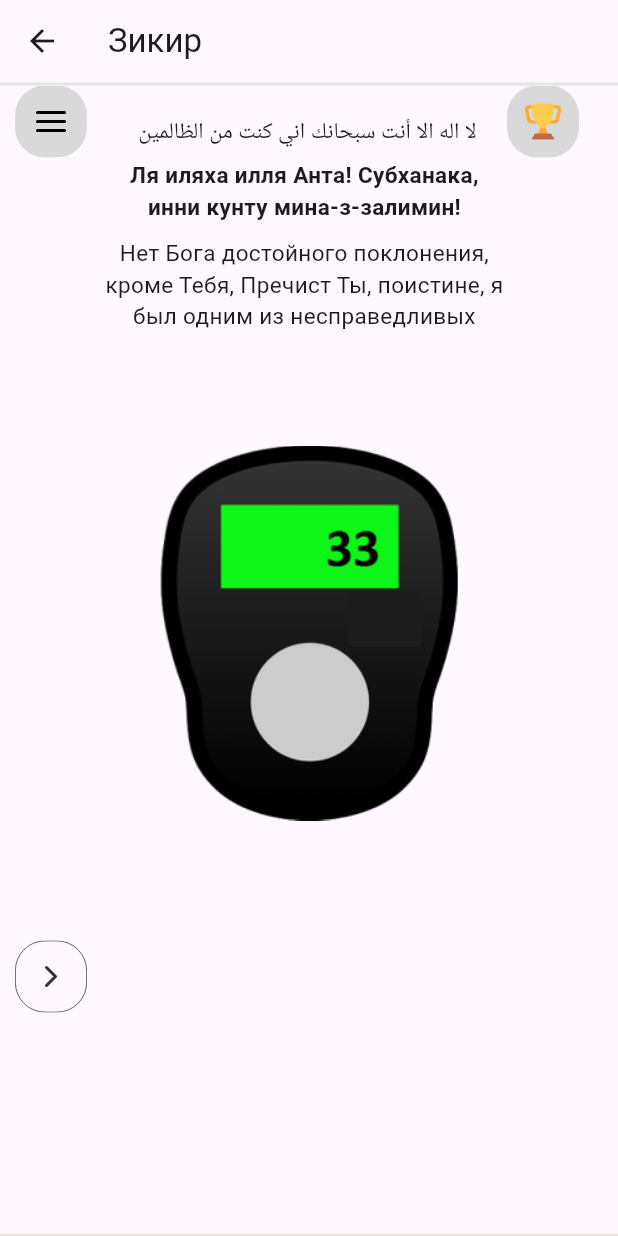
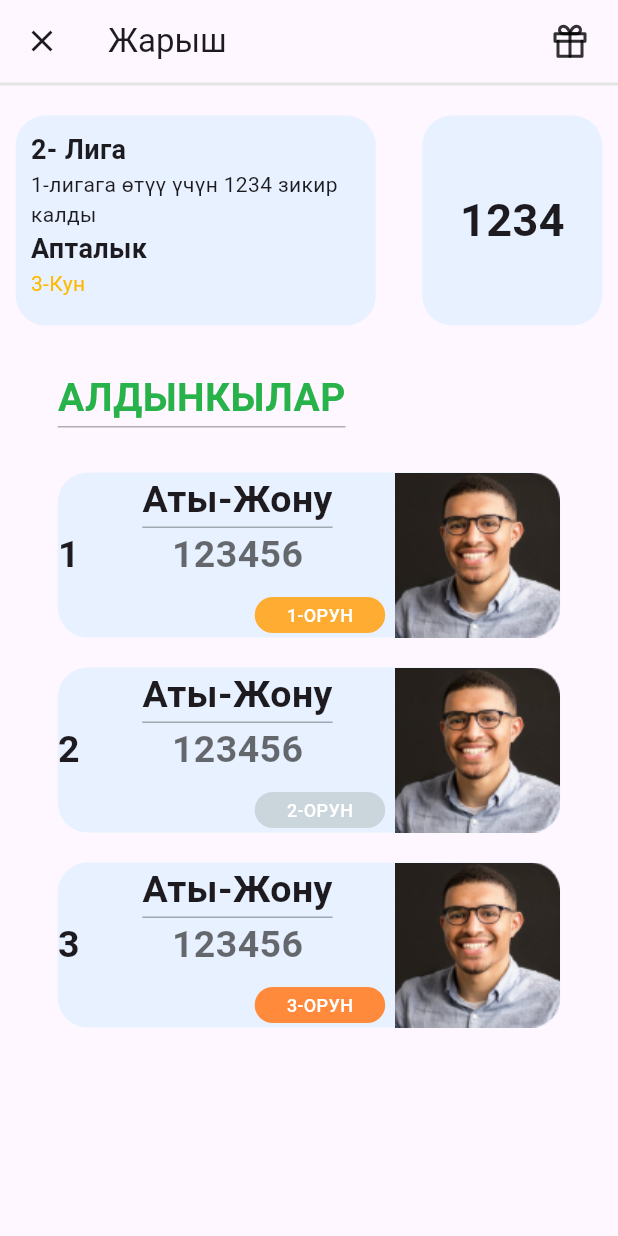
Before and after one commit to Cholponai01/bir_umma, a Flutter app: the ZikirPage screen opened by its route, after a tap on an icon or button, on a phone screen of 412 x 824 dp. Run offline on Flutter 3.47's test engine with Material 3 defaults, Android fonts, the phone set to English and light mode, and no system bars; our stand-ins replace auto_route, equatable, flutter_bloc, flutter_svg, get_it.

Commit message:
Competition page finished

```diff
--- a/lib/features/zikir/presentation/pages/zikir/zikir_page.dart
+++ b/lib/features/zikir/presentation/pages/zikir/zikir_page.dart
@@ -2,6 +2,7 @@ import 'package:auto_route/auto_route.dart';
 import 'package:flutter/material.dart';
 import 'package:flutter_svg/svg.dart';
 
+import '../../widgets/competition.dart';
 import '../../widgets/slide_bottom_widget.dart';
 import '../../widgets/zikir_bottom_widget.dart';
 
@@ -92,7 +93,12 @@ class _ZikirPageState extends State<ZikirPage> {
                   ),
                 ),
                 GestureDetector(
-                  onTap: () {},
+                  onTap: () {
+                    Navigator.push(
+                        context,
+                        MaterialPageRoute(
+                            builder: (context) => const CompetitionWidget()));
+                  },
                   child: SvgPicture.asset(
                     "assets/svg/zikir/cup.svg",
                   ),
@@ -102,7 +108,7 @@ class _ZikirPageState extends State<ZikirPage> {
             const SizedBox(
               height: 50,
             ),
-            Container(
+            SizedBox(
               width: 250,
               //height: 100,
               //color: const Color.fromARGB(255, 212, 193, 193),
--- /dev/null
+++ b/lib/features/zikir/presentation/widgets/competition.dart
@@ -0,0 +1,353 @@
+import 'package:flutter/material.dart';
+import 'package:flutter_svg/svg.dart';
+
+class CompetitionWidget extends StatelessWidget {
+  const CompetitionWidget({super.key});
+
+  @override
+  Widget build(BuildContext context) {
+    return Scaffold(
+      appBar: AppBar(
+          leading: IconButton(
+            icon: const Icon(Icons.close),
+            onPressed: () {
+              Navigator.pop(context);
+            },
+          ),
+          bottom: PreferredSize(
+              preferredSize: const Size.fromHeight(1.0),
+              child: Container(
+                color: const Color(0xffE5E5E5),
+                height: 2.0,
+              )),
+          title: const Text('Жарыш'),
+          centerTitle: false,
+          actions: [
+            Padding(
+              padding: const EdgeInsets.only(right: 20),
+              child: GestureDetector(
+                onTap: () {},
+                child: SvgPicture.asset(
+                  "assets/svg/zikir/gift.svg",
+                ),
+              ),
+            ),
+          ]),
+      body: Column(
+        children: [
+          const SizedBox(
+            height: 20,
+          ),
+          Row(
+            mainAxisAlignment: MainAxisAlignment.spaceEvenly,
+            crossAxisAlignment: CrossAxisAlignment.start,
+            children: [
+              Container(
+                width: 240,
+                height: 140,
+                decoration: BoxDecoration(
+                  color: const Color(0xffE7F1FF),
+                  borderRadius: BorderRadius.circular(20),
+                ),
+                child: const Padding(
+                  padding: EdgeInsets.all(10),
+                  child: Column(
+                    //mainAxisAlignment: MainAxisAlignment.start,
+                    crossAxisAlignment: CrossAxisAlignment.start,
+                    children: [
+                      Text("2- Лига",
+                          style: TextStyle(
+                            fontWeight: FontWeight.w600,
+                            fontSize: 18,
+                          )),
+                      Text(
+                        "1-лигага өтүү үчүн 1234 зикир калды",
+                        //style: TextStyle(fontSize: 12),
+                      ),
+                      Text(
+                        "Апталык",
+                        style: TextStyle(
+                          fontWeight: FontWeight.w600,
+                          fontSize: 18,
+                        ),
+                      ),
+                      Text(
+                        "3-Кун",
+                        style: TextStyle(
+                          //fontSize: 12,
+                          color: Color(0xffFFB900),
+                        ),
+                      ),
+                    ],
+                  ),
+                ),
+              ),
+              const SizedBox(
+                width: 10,
+              ),
+              Container(
+                width: 120,
+                height: 140,
+                decoration: BoxDecoration(
+                  color: const Color(0xffE7F1FF),
+                  borderRadius: BorderRadius.circular(20),
+                ),
+                child: const Center(
+                  child: Text(
+                    "1234",
+                    style: TextStyle(
+                      fontSize: 30,
+                      fontWeight: FontWeight.w600,
+                    ),
+                  ),
+                ),
+              ),
+            ],
+          ),
+          SizedBox(
+            height: 30,
+          ),
+          Column(
+            mainAxisAlignment: MainAxisAlignment.start,
+            crossAxisAlignment: CrossAxisAlignment.start,
+            children: [
+              Container(
+                decoration: BoxDecoration(
+                  border: Border(
+                    bottom: BorderSide(
+                      color:
+                          const Color.fromARGB(255, 0, 0, 0).withOpacity(0.3),
+                      width: 1.0,
+                    ),
+                  ),
+                ),
+                child: const Text(
+                  "АЛДЫНКЫЛАР",
+                  style: TextStyle(
+                    fontSize: 26,
+                    fontWeight: FontWeight.bold,
+                    color: Color(0xff27B24A),
+                  ),
+                  textAlign: TextAlign.start,
+                ),
+              ),
+              const SizedBox(
+                height: 30,
+              ),
+              Container(
+                width: 335,
+                height: 110,
+                decoration: BoxDecoration(
+                  color: const Color(0xffE7F1FF),
+                  borderRadius: BorderRadius.circular(20),
+                ),
+                child: Row(
+                  mainAxisAlignment: MainAxisAlignment.spaceBetween,
+                  children: [
+                    const Text(
+                      "1",
+                      style:
+                          TextStyle(fontWeight: FontWeight.bold, fontSize: 25),
+                    ),
+                    Column(
+                      children: [
+                        Container(
+                          decoration: BoxDecoration(
+                            border: Border(
+                              bottom: BorderSide(
+                                color: const Color.fromARGB(255, 0, 0, 0)
+                                    .withOpacity(0.3),
+                                width: 1.0,
+                              ),
+                            ),
+                          ),
+                          child: const Text(
+                            "Аты-Жону",
+                            style: TextStyle(
+                                fontWeight: FontWeight.bold, fontSize: 25),
+                          ),
+                        ),
+                        Text(
+                          "123456",
+                          style: TextStyle(
+                            fontWeight: FontWeight.bold,
+                            fontSize: 25,
+                            color: const Color.fromARGB(255, 12, 12, 12)
+                                .withOpacity(0.6),
+                          ),
+                        ),
+                        Padding(
+                          padding: const EdgeInsets.only(left: 110, top: 10),
+                          child: Container(
+                              width: 87,
+                              height: 24,
+                              decoration: BoxDecoration(
+                                color: const Color(0xffFFAC33),
+                                borderRadius: BorderRadius.circular(20),
+                              ),
+                              child: const Center(
+                                  child: Text(
+                                "1-ОРУН",
+                                style: TextStyle(
+                                  color: Colors.white,
+                                  fontSize: 12,
+                                  fontWeight: FontWeight.w500,
+                                ),
+                              ))),
+                        ),
+                      ],
+                    ),
+                    Image.asset("assets/svg/zikir/avatar.png")
+                  ],
+                ),
+              ),
+              const SizedBox(
+                height: 20,
+              ),
+              Container(
+                width: 335,
+                height: 110,
+                decoration: BoxDecoration(
+                  color: const Color(0xffE7F1FF),
+                  borderRadius: BorderRadius.circular(20),
+                ),
+                child: Row(
+                  mainAxisAlignment: MainAxisAlignment.spaceBetween,
+                  children: [
+                    const Text(
+                      "2",
+                      style:
+                          TextStyle(fontWeight: FontWeight.bold, fontSize: 25),
+                    ),
+                    Column(
+                      children: [
+                        Container(
+                          decoration: BoxDecoration(
+                            border: Border(
+                              bottom: BorderSide(
+                                color: const Color.fromARGB(255, 0, 0, 0)
+                                    .withOpacity(0.3),
+                                width: 1.0,
+                              ),
+                            ),
+                          ),
+                          child: const Text(
+                            "Аты-Жону",
+                            style: TextStyle(
+                                fontWeight: FontWeight.bold, fontSize: 25),
+                          ),
+                        ),
+                        Text(
+                          "123456",
+                          style: TextStyle(
+                            fontWeight: FontWeight.bold,
+                            fontSize: 25,
+                            color: const Color.fromARGB(255, 12, 12, 12)
+                                .withOpacity(0.6),
+                          ),
+                        ),
+                        Padding(
+                          padding: const EdgeInsets.only(left: 110, top: 10),
+                          child: Container(
+                              width: 87,
+                              height: 24,
+                              decoration: BoxDecoration(
+                                color: const Color(0xffCBD5DC),
+                                borderRadius: BorderRadius.circular(20),
+                              ),
+                              child: const Center(
+                                  child: Text(
+                                "2-ОРУН",
+                                style: TextStyle(
+                                  color: Colors.white,
+                                  fontSize: 12,
+                                  fontWeight: FontWeight.w500,
+                                ),
+                              ))),
+                        ),
+                      ],
+                    ),
+                    Image.asset("assets/svg/zikir/avatar.png")
+                  ],
+                ),
+              ),
+              const SizedBox(
+                height: 20,
+              ),
+              Container(
+                width: 335,
+                height: 110,
+                decoration: BoxDecoration(
+                  color: const Color(0xffE7F1FF),
+                  borderRadius: BorderRadius.circular(20),
+                ),
+                child: Row(
+                  mainAxisAlignment: MainAxisAlignment.spaceBetween,
+                  children: [
+                    const Text(
+                      "3",
+                      style:
+                          TextStyle(fontWeight: FontWeight.bold, fontSize: 25),
+                    ),
+                    Column(
+                      children: [
+                        Container(
+                          decoration: BoxDecoration(
+                            border: Border(
+                              bottom: BorderSide(
+                                color: const Color.fromARGB(255, 0, 0, 0)
+                                    .withOpacity(0.3),
+                                width: 1.0,
+                              ),
+                            ),
+                          ),
+                          child: const Text(
+                            "Аты-Жону",
+                            style: TextStyle(
+                                fontWeight: FontWeight.bold, fontSize: 25),
+                          ),
+                        ),
+                        Text(
+                          "123456",
+                          style: TextStyle(
+                            fontWeight: FontWeight.bold,
+                            fontSize: 25,
+                            color: const Color.fromARGB(255, 12, 12, 12)
+                                .withOpacity(0.6),
+                          ),
+                        ),
+                        Padding(
+                          padding: const EdgeInsets.only(left: 110, top: 10),
+                          child: Container(
+                              width: 87,
+                              height: 24,
+                              decoration: BoxDecoration(
+                                color: const Color(0xffFF8A3B),
+                                borderRadius: BorderRadius.circular(20),
+                              ),
+                              child: const Center(
+                                  child: Text(
+                                "3-ОРУН",
+                                style: TextStyle(
+                                  color: Colors.white,
+                                  fontSize: 12,
+                                  fontWeight: FontWeight.w500,
+                                ),
+                              ))),
+                        ),
+                      ],
+                    ),
+                    Image.asset("assets/svg/zikir/avatar.png")
+                  ],
+                ),
+              ),
+              const SizedBox(
+                height: 20,
+              ),
+            ],
+          ),
+        ],
+      ),
+    );
+  }
+}
--- a/lib/features/zikir/presentation/widgets/zikir_bottom_widget.dart
+++ b/lib/features/zikir/presentation/widgets/zikir_bottom_widget.dart
@@ -9,7 +9,7 @@ class ZikirBottomWidget extends StatelessWidget {
     return Scaffold(
       appBar: AppBar(
         leading: IconButton(
-          icon: Icon(Icons.close),
+          icon: const Icon(Icons.close),
           onPressed: () {
             Navigator.pop(context);
           },
```
Also changed, not shown: assets/svg/zikir/ava.png (added), assets/svg/zikir/avatar.png (added), assets/svg/zikir/gift.svg (added), pubspec.lock, 11 other files.
